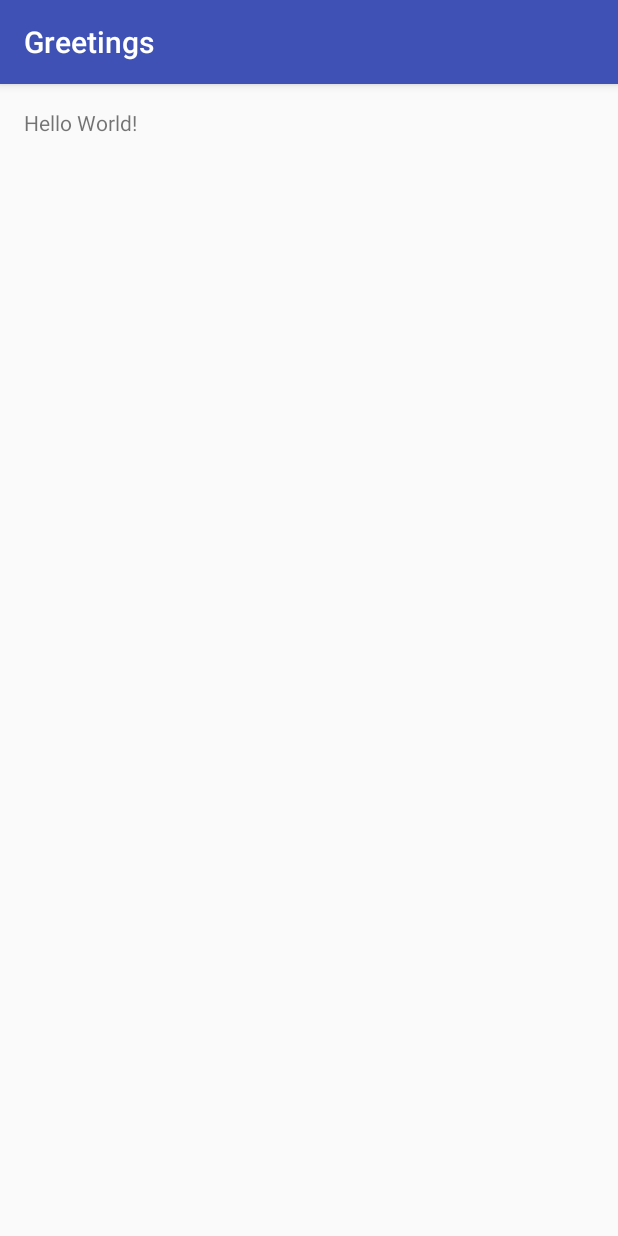
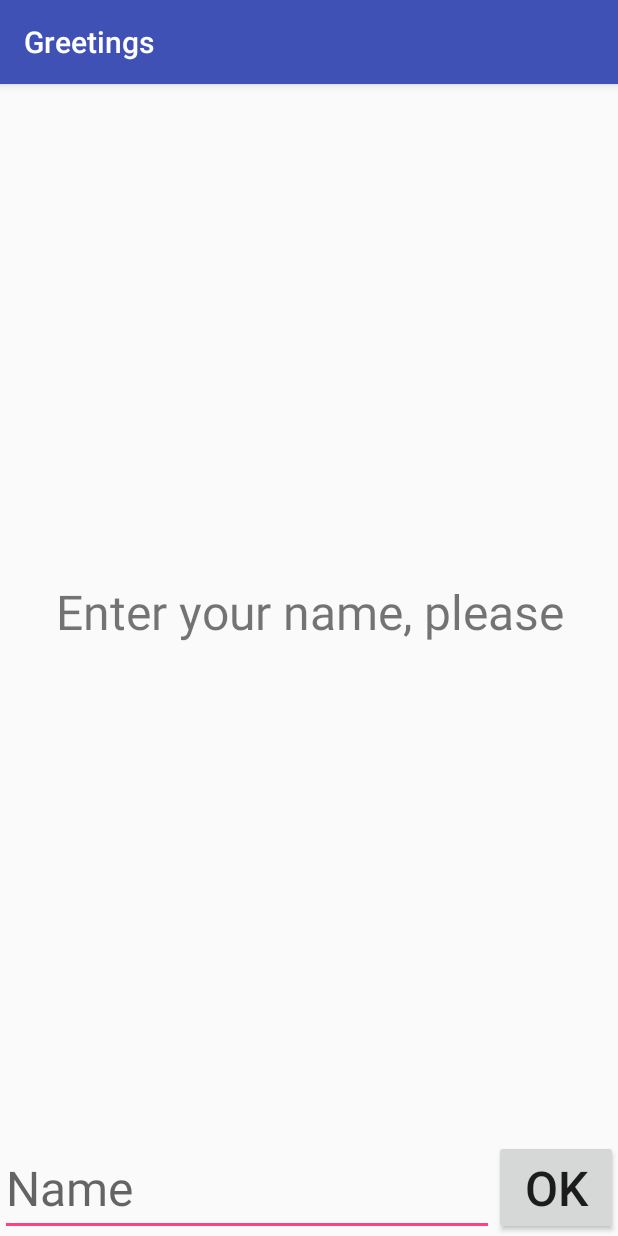
Before and after one commit to thtitech/Greetings, an Android app: the screen it shows after launch (MainActivity), on a phone screen of 412 x 824 dp. Run offline under Robolectric (Android 15) with nearby library versions, the phone set to English and light mode, and no system bars.

Commit message:
[modify] change layout in activity_main.xml

```diff
--- a/app/src/main/res/layout/activity_main.xml
+++ b/app/src/main/res/layout/activity_main.xml
@@ -1,17 +1,41 @@
 <?xml version="1.0" encoding="utf-8"?>
-<RelativeLayout xmlns:android="http://schemas.android.com/apk/res/android"
+
+<LinearLayout xmlns:android="http://schemas.android.com/apk/res/android"
+    xmlns:app="http://schemas.android.com/apk/res-auto"
     xmlns:tools="http://schemas.android.com/tools"
-    android:id="@+id/activity_main"
     android:layout_width="match_parent"
     android:layout_height="match_parent"
-    android:paddingBottom="@dimen/activity_vertical_margin"
-    android:paddingLeft="@dimen/activity_horizontal_margin"
-    android:paddingRight="@dimen/activity_horizontal_margin"
-    android:paddingTop="@dimen/activity_vertical_margin"
+    android:orientation="vertical"
     tools:context="jp.ac.titech.itpro.sdl.greetings.MainActivity">
 
     <TextView
-        android:layout_width="wrap_content"
+        android:id="@+id/output_view"
+        android:layout_width="match_parent"
+        android:layout_height="0dp"
+        android:layout_weight="1"
+        android:gravity="center"
+        android:text="Enter your name, please"
+        android:textSize="32sp" />
+
+    <LinearLayout
+        android:layout_width="match_parent"
         android:layout_height="wrap_content"
-        android:text="Hello World!" />
-</RelativeLayout>
+        android:orientation="horizontal">
+
+        <EditText
+            android:id="@+id/input_name"
+            android:layout_width="0dp"
+            android:layout_height="wrap_content"
+            android:layout_weight="4"
+            android:hint="Name"
+            android:inputType="textPersonName"
+            android:textSize="32sp" />
+        <Button
+            android:id="@+id/ok_button"
+            android:layout_width="0dp"
+            android:layout_height="wrap_content"
+            android:layout_weight="1"
+            android:text="OK"
+            android:textSize="32sp" />
+    </LinearLayout>
+</LinearLayout>
```
